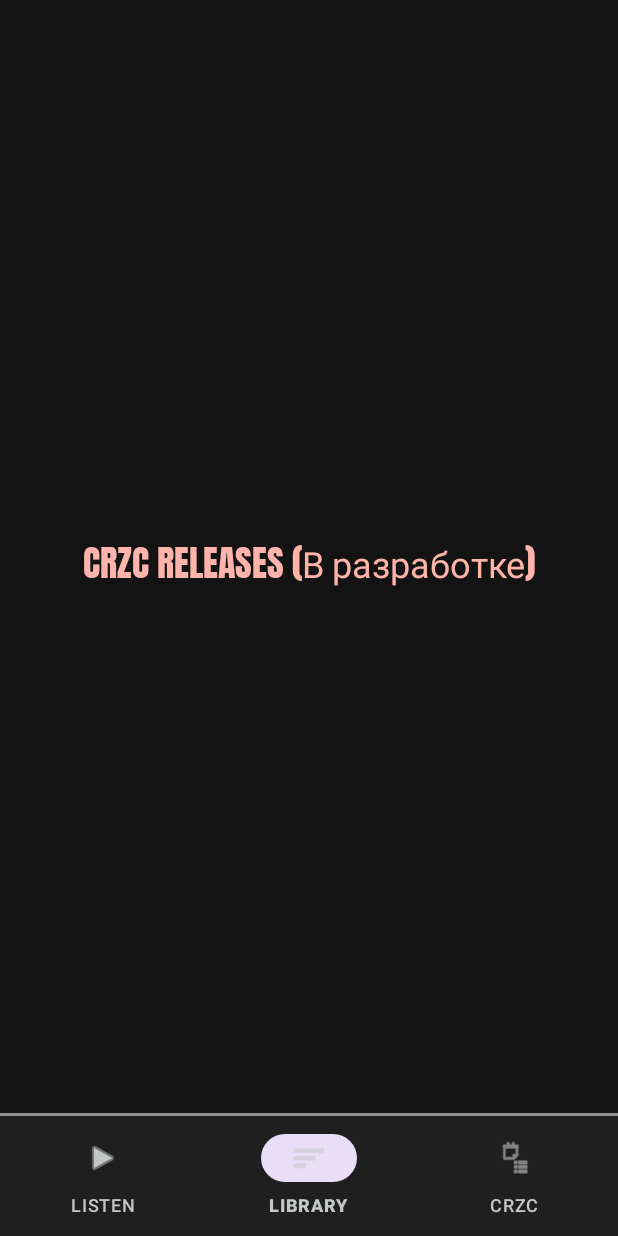
After one commit to UltraTapok228/tAkt-mobile-version, an Android app: the fragment CrzcFragment placed in its activity, on a phone screen of 412 x 824 dp. The commit adds this screen. Run offline under Robolectric (Android 15) with nearby library versions, the light colour scheme and no system bars; 2 statements that could not run were skipped.

Commit message:
refactor: preserve library scroll state and add CRZC placeholder

```diff
--- /dev/null
+++ b/app/src/main/java/com/example/takt/CrzcFragment.kt
@@ -0,0 +1,18 @@
+package com.example.takt
+
+import android.os.Bundle
+import android.view.LayoutInflater
+import android.view.View
+import android.view.ViewGroup
+import androidx.fragment.app.Fragment
+
+class CrzcFragment : Fragment() {
+
+    override fun onCreateView(
+        inflater: LayoutInflater, container: ViewGroup?,
+        savedInstanceState: Bundle?
+    ): View? {
+        // Привязываем наш XML-файл дизайна
+        return inflater.inflate(R.layout.fragment_crzc, container, false)
+    }
+}
--- a/app/src/main/java/com/example/takt/MainActivity.kt
+++ b/app/src/main/java/com/example/takt/MainActivity.kt
@@ -1,4 +1,4 @@
-package com.example.takt
+package com.example.takt // Оставь свой пакет
 
 import android.os.Bundle
 import androidx.appcompat.app.AppCompatActivity
@@ -7,40 +7,53 @@ import com.google.android.material.bottomnavigation.BottomNavigationView
 
 class MainActivity : AppCompatActivity() {
 
+    // 1. Создаем экземпляры всех экранов ОДИН РАЗ, чтобы они не уничтожались
+    private val fragmentListen = NowPlayingFragment()
+    private val fragmentLibrary = LibraryFragment()
+
+    private val fragmentCrzc = CrzcFragment()
+
+    // Переменная, которая хранит текущий открытый экран
+    private var activeFragment: Fragment = fragmentLibrary
+
     override fun onCreate(savedInstanceState: Bundle?) {
         super.onCreate(savedInstanceState)
         setContentView(R.layout.activity_main)
 
         val bottomNav = findViewById<BottomNavigationView>(R.id.bottomNavigation)
 
-        if (savedInstanceState == null) {
-            loadFragment(NowPlayingFragment())
+        // 2. Добавляем все фрагменты в систему разом, но прячем два из них
+        supportFragmentManager.beginTransaction().apply {
+            add(R.id.fragmentContainer, fragmentCrzc, "CRZC").hide(fragmentCrzc)
+            add(R.id.fragmentContainer, fragmentListen, "LISTEN").hide(fragmentListen)
+            // Библиотеку не прячем, она будет открыта по умолчанию
+            add(R.id.fragmentContainer, fragmentLibrary, "LIBRARY")
+            commit()
         }
 
+        // Устанавливаем вкладку по умолчанию для визуального выделения иконки
+        bottomNav.selectedItemId = R.id.nav_library
+
+        // 3. Умное переключение через .hide() и .show()
         bottomNav.setOnItemSelectedListener { item ->
             when (item.itemId) {
                 R.id.nav_listen -> {
-                    loadFragment(NowPlayingFragment())
+                    supportFragmentManager.beginTransaction().hide(activeFragment).show(fragmentListen).commit()
+                    activeFragment = fragmentListen
                     true
                 }
                 R.id.nav_library -> {
-                    loadFragment(LibraryFragment())
+                    supportFragmentManager.beginTransaction().hide(activeFragment).show(fragmentLibrary).commit()
+                    activeFragment = fragmentLibrary
                     true
                 }
                 R.id.nav_crzc -> {
-                    // Пока временно грузим экран Библиотеки как заглушку.
-                    // Позже мы создадим под это дело отдельный CrzcFragment
-                    loadFragment(LibraryFragment())
+                    supportFragmentManager.beginTransaction().hide(activeFragment).show(fragmentCrzc).commit()
+                    activeFragment = fragmentCrzc
                     true
                 }
                 else -> false
             }
         }
     }
-
-    private fun loadFragment(fragment: Fragment) {
-        supportFragmentManager.beginTransaction()
-            .replace(R.id.fragmentContainer, fragment)
-            .commit()
-    }
 }
--- /dev/null
+++ b/app/src/main/res/layout/fragment_crzc.xml
@@ -0,0 +1,20 @@
+<?xml version="1.0" encoding="utf-8"?>
+<androidx.constraintlayout.widget.ConstraintLayout xmlns:android="http://schemas.android.com/apk/res/android"
+    xmlns:app="http://schemas.android.com/apk/res-auto"
+    android:layout_width="match_parent"
+    android:layout_height="match_parent"
+    android:background="@color/background">
+
+    <TextView
+        android:layout_width="wrap_content"
+        android:layout_height="wrap_content"
+        android:text="CRZC RELEASES (В разработке)"
+        android:textColor="@color/error"
+        android:textSize="24sp"
+        android:fontFamily="@font/anton"
+        app:layout_constraintTop_toTopOf="parent"
+        app:layout_constraintBottom_toBottomOf="parent"
+        app:layout_constraintStart_toStartOf="parent"
+        app:layout_constraintEnd_toEndOf="parent" />
+
+</androidx.constraintlayout.widget.ConstraintLayout>
```
